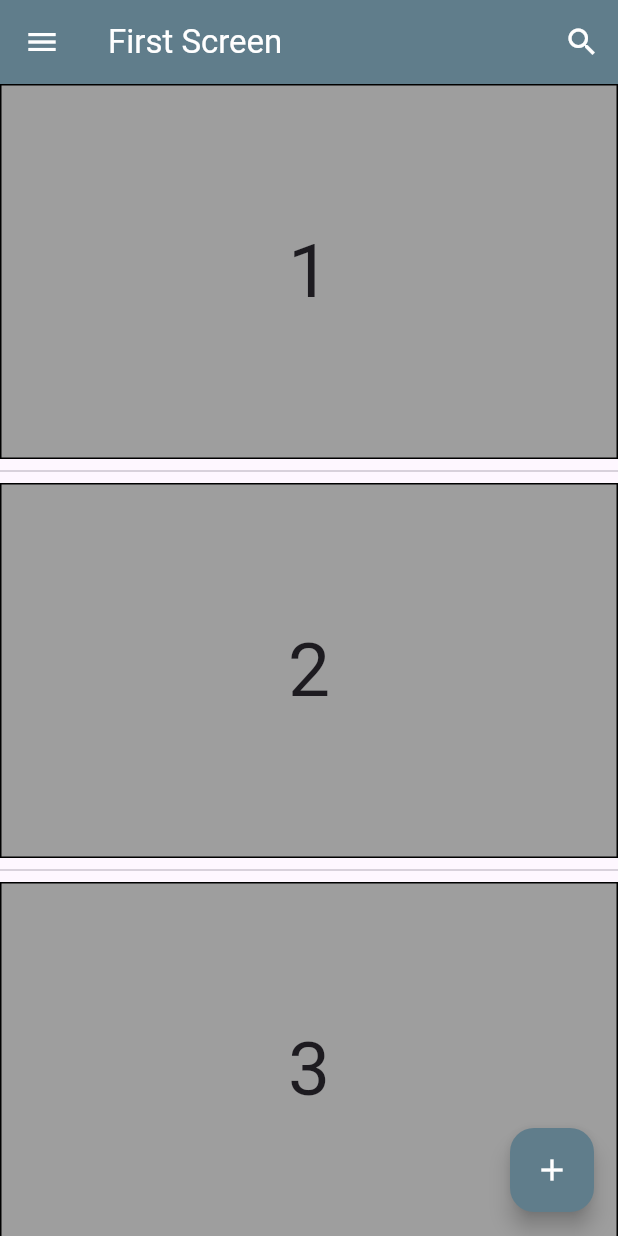
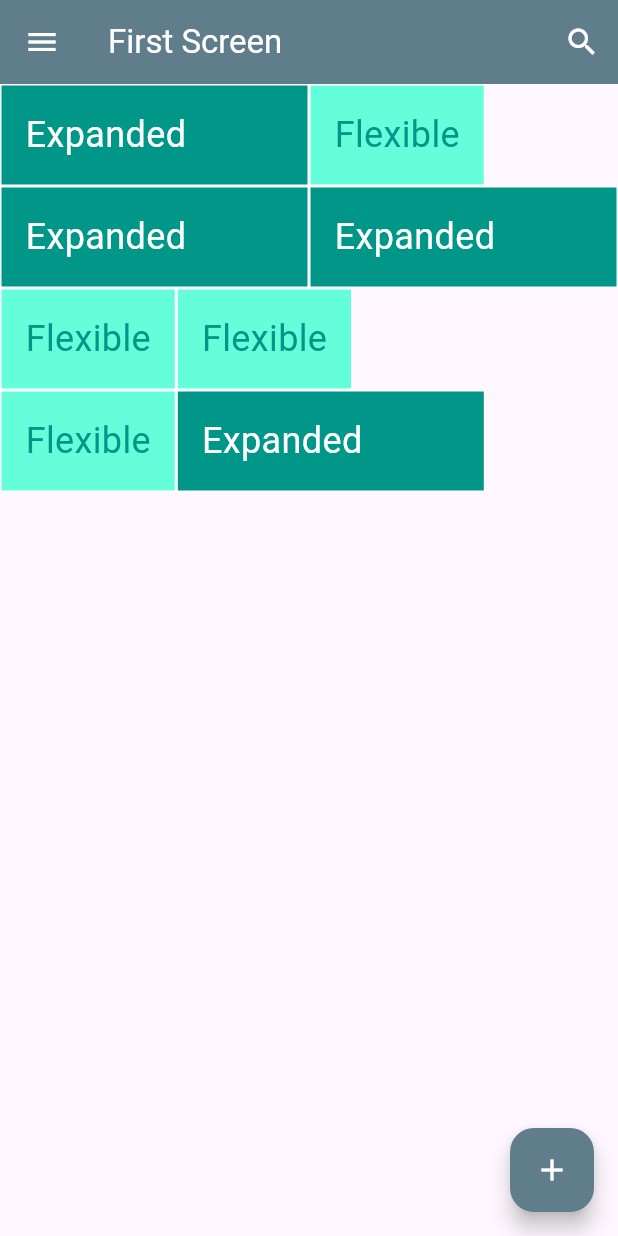
Before and after one commit to ryhn7/Flutter-Pemula, a Flutter app: the screen it shows after launch, on a phone screen of 412 x 824 dp. Run offline on Flutter 3.47's test engine with Material 2 defaults, Android fonts, the phone set to English and light mode, and no system bars.

Commit message:
expanded+flexible

```diff
--- /dev/null
+++ b/Widget/widget/lib/components/expanded_flexible_screen.dart
@@ -0,0 +1,132 @@
+import 'package:flutter/material.dart';
+
+class RainbowScreen extends StatelessWidget {
+  const RainbowScreen({super.key});
+
+  @override
+  Widget build(BuildContext context) {
+    return
+        // Column(
+        //   children: <Widget>[
+        //     Expanded(
+        //       child: Container(
+        //         color: Colors.red,
+        //       ),
+        //     ),
+        //     Expanded(
+        //       child: Container(
+        //         color: Colors.orange,
+        //       ),
+        //     ),
+        //     Expanded(
+        //       child: Container(
+        //         color: Colors.yellow,
+        //       ),
+        //     ),
+        //     Expanded(
+        //       child: Container(
+        //         color: Colors.green,
+        //       ),
+        //     ),
+        //     Expanded(
+        //       child: Container(
+        //         color: Colors.blue,
+        //       ),
+        //     ),
+        //     Expanded(
+        //       child: Container(
+        //         color: Colors.indigo,
+        //       ),
+        //     ),
+        //     Expanded(
+        //       child: Container(
+        //         color: Colors.purple,
+        //       ),
+        //     ),
+        //   ],
+        // );
+
+        const SafeArea(
+      child: Column(
+        children: [
+          Row(
+            children: const [
+              ExpandedWidget(),
+              FlexibleWidget(),
+            ],
+          ),
+          Row(
+            children: const [
+              ExpandedWidget(),
+              ExpandedWidget(),
+            ],
+          ),
+          Row(
+            children: const [
+              FlexibleWidget(),
+              FlexibleWidget(),
+            ],
+          ),
+          Row(
+            children: const [
+              FlexibleWidget(),
+              ExpandedWidget(),
+            ],
+          ),
+        ],
+      ),
+    );
+  }
+}
+
+class ExpandedWidget extends StatelessWidget {
+  const ExpandedWidget({Key? key}) : super(key: key);
+
+  @override
+  Widget build(BuildContext context) {
+    return Expanded(
+      child: Container(
+        decoration: BoxDecoration(
+          color: Colors.teal,
+          border: Border.all(color: Colors.white),
+        ),
+        child: Padding(
+          padding: const EdgeInsets.all(16.0),
+          child: Text(
+            'Expanded',
+            style: TextStyle(
+              color: Colors.white,
+              fontSize: 24,
+            ),
+          ),
+        ),
+      ),
+    );
+  }
+}
+
+class FlexibleWidget extends StatelessWidget {
+  const FlexibleWidget({Key? key}) : super(key: key);
+
+  @override
+  Widget build(BuildContext context) {
+    return Flexible(
+      child: Container(
+        decoration: BoxDecoration(
+          color: Colors.tealAccent,
+          border: Border.all(color: Colors.white),
+        ),
+        child: Padding(
+          padding: const EdgeInsets.all(16.0),
+          child: Text(
+            'Flexible',
+            style: TextStyle(
+              color: Colors.teal,
+              fontSize: 24,
+            ),
+          ),
+        ),
+      ),
+    );
+  }
+}
--- a/Widget/widget/lib/first_screen.dart
+++ b/Widget/widget/lib/first_screen.dart
@@ -1,5 +1,5 @@
 import 'package:flutter/material.dart';
-import 'package:widget/components/listview_screen.dart';
+import 'package:widget/components/expanded_flexible_screen.dart';
 
 class FirstScreen extends StatelessWidget {
   const FirstScreen({super.key});
@@ -28,7 +28,7 @@ class FirstScreen extends StatelessWidget {
               color: Colors.white,
             )),
       ),
-      body: const ListViewScreen(),
+      body: const RainbowScreen(),
       floatingActionButton: FloatingActionButton(
         onPressed: () {},
         backgroundColor: Colors.blueGrey,
```
